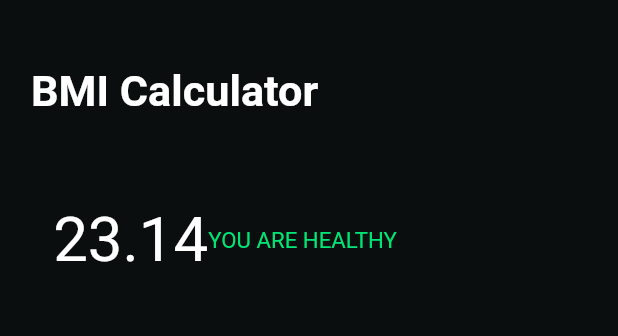
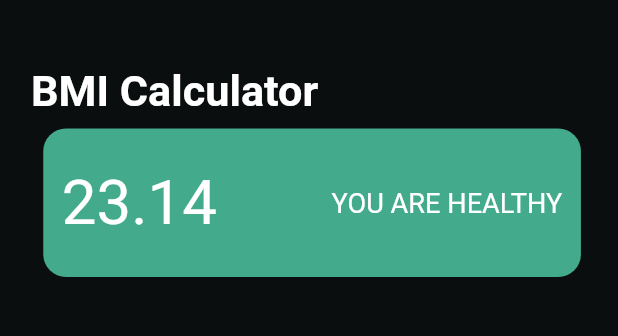
Before and after one commit to SahanaVenkat/Being, a Flutter app: the Weight screen opened directly, on a phone screen of 412 x 824 dp, the part 172-508 px from its top. Run offline on Flutter 3.47's test engine with Material 2 defaults, Android fonts, the phone set to English and light mode, and no system bars; our stand-ins replace flutter_svg, page_transition, youtube_player_flutter; missing offline and left inert: bottom_nav; network calls fail.

Commit message:
set cardColor dynamically

```diff
--- a/lib/screens/weight.dart
+++ b/lib/screens/weight.dart
@@ -22,8 +22,8 @@ class _WeightState extends State<Weight> {
     DateTime current = DateTime.now();
     time = DateFormat('hh:mm').format(current).toString();
   }
+
   Widget build(BuildContext context) {
-
     return Scaffold(
       backgroundColor: Color(0xFF0A0E0F),
       appBar: AppBar(
@@ -53,15 +53,15 @@ class _WeightState extends State<Weight> {
           left: MediaQuery.of(context).size.width * 0.05,
           right: MediaQuery.of(context).size.width * 0.04,
         ),
-            child: ListView(children: [
+        child: ListView(
+          children: [
             Container(
               margin: EdgeInsets.only(
                 top: MediaQuery.of(context).size.height * 0.04,
                 bottom: MediaQuery.of(context).size.height * 0.05,
                 left: MediaQuery.of(context).size.width * 0.020,
               ),
-        child:Row(
-
+              child: Row(
                 crossAxisAlignment: CrossAxisAlignment.start,
                 mainAxisAlignment: MainAxisAlignment.start,
                 children: [
@@ -81,7 +81,6 @@ class _WeightState extends State<Weight> {
                       style: TextStyle(
                         color: Colors.white54,
                         fontSize: MediaQuery.of(context).size.height * 0.018,
-
                       ),
                     ),
                   ),
@@ -128,13 +127,16 @@ class _WeightState extends State<Weight> {
             Row(
               children: [
                 Expanded(
-          child: weightCard(context, Color(0xFFBA68C8)),
+                  child: weightCard(
+                    context,
+                    Color(0xFF43AA8B),
+                  ),
                 ),
               ],
             )
-    ]
-  )
-)
+          ],
+        ),
+      ),
     );
   }
 }
--- a/lib/widgets/cards/weight_card.dart
+++ b/lib/widgets/cards/weight_card.dart
@@ -2,17 +2,17 @@ import 'package:flutter/material.dart';
 
 // ignore: camel_case_types
 
-  Widget weightCard(
-    BuildContext context, Color cardColor
-  ) {
+Widget weightCard(BuildContext context, Color cardColor) {
   return Container(
-         height: MediaQuery.of(context).size.height * 0.18,
-      padding: EdgeInsets.all(MediaQuery.of(context).size.height * 0.008),
+    height: MediaQuery.of(context).size.height * 0.12,
+    padding: EdgeInsets.all(MediaQuery.of(context).size.height * 0.015),
     margin: EdgeInsets.all(MediaQuery.of(context).size.height * 0.01),
     decoration: BoxDecoration(
       borderRadius: BorderRadius.circular(15.0),
+      color: cardColor,
     ),
     child: Row(
+      mainAxisAlignment: MainAxisAlignment.spaceBetween,
       children: [
         Text(
           '23.14',
@@ -24,8 +24,8 @@ import 'package:flutter/material.dart';
         Text(
           'YOU ARE HEALTHY',
           style: TextStyle(
-               fontSize: MediaQuery.of(context).size.height * 0.018,
-               color: Colors.greenAccent[400],
+            fontSize: MediaQuery.of(context).size.height * 0.022,
+            color: Colors.white,
           ),
         ),
       ],
```
Lines whose indentation alone changed are shown as unchanged.
